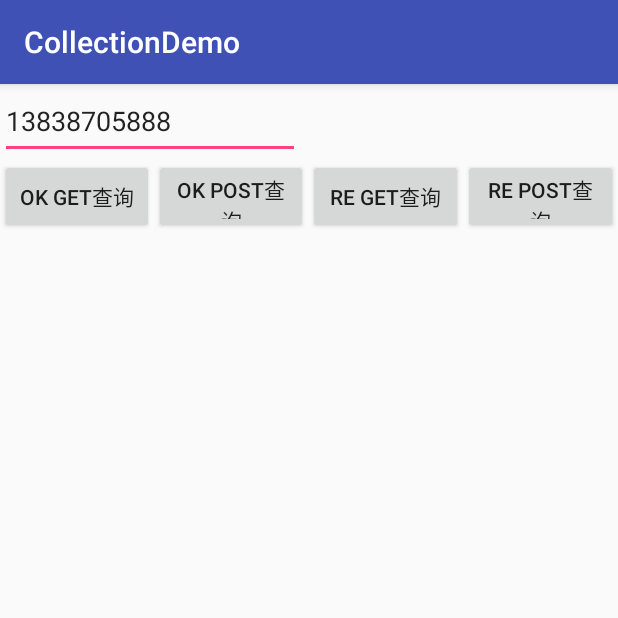
After one commit to wapchief/android-CollectionDemo, an Android app: the OkhttpRetrofitActivity screen opened directly, with no data from a screen before it, on a phone screen of 412 x 824 dp, the top half of it. The commit adds this screen. Run offline under Robolectric (Android 15) with nearby library versions, the phone set to English and light mode, and no system bars; our stand-ins replace ButterKnife; libraries missing offline, so code that uses them is left out: com.zhy.http, retrofit2.adapter.rxjava.

Commit message:
okhttp+retrofit网络访问请求+Gson解析

```diff
--- /dev/null
+++ b/app/src/main/java/wapchief/com/collectiondemo/activity/OkhttpRetrofitActivity.java
@@ -0,0 +1,255 @@
+package wapchief.com.collectiondemo.activity;
+
+import android.os.Bundle;
+import android.support.annotation.Nullable;
+import android.support.v7.app.AppCompatActivity;
+import android.util.Log;
+import android.view.View;
+import android.widget.Button;
+import android.widget.EditText;
+import android.widget.TextView;
+import android.widget.Toast;
+
+import com.google.gson.Gson;
+import com.zhy.http.okhttp.OkHttpUtils;
+import com.zhy.http.okhttp.callback.StringCallback;
+
+import java.io.IOException;
+import java.util.List;
+
+import butterknife.BindView;
+import butterknife.ButterKnife;
+import butterknife.OnClick;
+import okhttp3.HttpUrl;
+import okhttp3.OkHttpClient;
+import okhttp3.ResponseBody;
+import retrofit2.Call;
+import retrofit2.Callback;
+import retrofit2.Response;
+import retrofit2.Retrofit;
+import retrofit2.adapter.rxjava.RxJavaCallAdapterFactory;
+import retrofit2.converter.gson.GsonConverterFactory;
+import retrofit2.converter.scalars.ScalarsConverterFactory;
+import wapchief.com.collectiondemo.R;
+import wapchief.com.collectiondemo.bean.APi;
+import wapchief.com.collectiondemo.bean.NewBeans;
+import wapchief.com.collectiondemo.utils.UToasts;
+
+/**
+ * Created by Wu on 2017/2/17 0017 上午 10:55.
+ * 描述：
+ */
+public class OkhttpRetrofitActivity extends AppCompatActivity {
+    @BindView(R.id.bt_okGet)
+    Button btOkGet;
+    @BindView(R.id.bt_okPost)
+    Button btOkPost;
+    @BindView(R.id.bt_reGet)
+    Button btReGet;
+    @BindView(R.id.bt_rePost)
+    Button btRePost;
+    @BindView(R.id.et_http)
+    EditText etHttp;
+    @BindView(R.id.tv)
+    TextView tv;
+    private String utl_ok = "http://apis.juhe.cn/mobile/get?phone=";
+    private String KEY = "&key=6e1ce94fe231e817fb31daec3b3084d0";
+    private String URL;
+    static String host_address = "https://tcc.taobao.com";
+    public static OkHttpClient mClient = new OkHttpClient();
+
+    private static Retrofit sRetrofit;
+
+    List<NewBeans.ResultBean> list;
+    NewBeans newBeans = new NewBeans();
+
+    @Override
+    protected void onCreate(@Nullable Bundle savedInstanceState) {
+        super.onCreate(savedInstanceState);
+        setContentView(R.layout.httptest);
+        ButterKnife.bind(this);
+//        init();
+        URL = utl_ok + etHttp.getText() + KEY;
+        //okhttp
+//        Request.Builder builder=new Request.Builder();
+//        builder.url(host_address + phone).get();
+//        Request request = builder.build();
+//        Call call = mClient.newCall(request);
+//        try {
+//            Response response = call.execute();
+//            ResponseBody body = response.body();
+//        } catch (IOException e) {
+//            e.printStackTrace();
+//        }
+    }
+
+    private void init() {
+//        et = (EditText) findViewById(R.id.et_http);
+//        tv = (TextView) findViewById(R.id.tv);
+//        bt_okGet = (Button) findViewById(R.id.bt_okGet);
+//        bt_okGet.setOnClickListener(this);
+
+//        bt_okGet.setOnClickListener(new View.OnClickListener() {
+//            @Override
+//            public void onClick(View v) {
+////                okhttpGet();
+//                okhttpPost();
+//            }
+//        });
+    }
+
+    Retrofit getsRetrofit() {
+// 1.初始化一个建造者
+        Retrofit.Builder builder = new Retrofit.Builder();
+
+        // 2.添加主机地址
+        builder.baseUrl(HttpUrl.parse(host_address))
+                // .client(mOkHttpClient)可以使用指定的OkHttpClient
+                // 3.添加数据转换工厂
+                .addConverterFactory(ScalarsConverterFactory.create())// 处理基本数据类型
+                .addConverterFactory(GsonConverterFactory.create())// 处理gson数据类型
+                .addCallAdapterFactory(RxJavaCallAdapterFactory.create());//添加回调的适配器，RxJava的回调形式（即非callback的形式）;
+
+        // 4.生成配置好的retrofit
+        return builder.build();
+    }
+
+    public void urltest() {
+        Retrofit retrofit = new Retrofit.Builder()
+                .baseUrl(utl_ok + etHttp.getText() + KEY)//这里填入主机的地址
+                .build();
+        APi aPi = retrofit.create(APi.class);
+        Log.e("-----------------api", aPi.toString());
+        final Call<ResponseBody> call = aPi.listRepos(etHttp.getText().toString());
+        Log.e("-----------------call", call.request().body().toString());
+        Log.e("Alex", "body是" + call.request().body() + " url是" + call.request().url() + "  method是" + call.request().method());
+
+        new Thread() {
+
+            @Override
+            public void run() {
+                Response<ResponseBody> bodyResponse = null;
+                try {
+                    bodyResponse = call.execute();
+                } catch (IOException e) {
+                    Toast.makeText(OkhttpRetrofitActivity.this, "加载失败", Toast.LENGTH_SHORT).show();
+                }
+                final String body = bodyResponse.body().toString();
+                Log.e("-----------body", body.toString());
+                tv.setText(body);
+
+                super.run();
+
+            }
+        }.start();
+        call.enqueue(new Callback<ResponseBody>() {
+            public void onResponse(Call<ResponseBody> call, Response<ResponseBody> response) {
+                try {
+                    Log.i("--------------Alex", "成功" + response.body().toString());
+                } catch (Exception e) {
+                    e.printStackTrace();
+                }
+            }
+
+            @Override
+            public void onFailure(Call<ResponseBody> call, Throwable t) {
+                Log.i("-----------------Alex", "失败", t);
+
+            }
+
+        });
+    }
+
+    public void okhttpGet() {
+        OkHttpUtils.get()
+                .url(URL)
+                .addParams("phone", etHttp.getText().toString())
+                .build()
+                .execute(new StringCallback() {
+                    @Override
+                    public void onError(okhttp3.Call call, Exception e, int id) {
+                        UToasts.showShort(OkhttpRetrofitActivity.this, "请求失败:" + e.getMessage().toString());
+                    }
+
+                    @Override
+                    public void onResponse(String response, int id) {
+//                        UToasts.showShort(OkhttpRetrofitActivity.this,"响应成功:"+response+"==="+id);
+//                        JSONObject jsonObject=newBeans.getResult();
+//                        tv.setText(response);
+                        Gson gson = new Gson();
+                        NewBeans newBeans = gson.fromJson(response, NewBeans.class);
+                        newBeans.getResult();
+                        UToasts.showLong(OkhttpRetrofitActivity.this, newBeans.getReason());
+
+                        if (newBeans.getResultcode().equals("200")) {
+                            tv.setText(
+                                    "省：" + newBeans.getResult().getProvince().toString()
+                                            + "\n"
+                                            + "市：" + newBeans.getResult().getCity().toString()
+                                            + "\n"
+                                            + "区号：" + newBeans.getResult().getAreacode()
+                                            + "\n"
+                                            + "运营商：" + newBeans.getResult().getCompany());
+                        } else {
+                            tv.setText("手机号码输入有误，查询失败");
+                        }
+                    }
+                });
+
+//        tv.setText();
+
+    }
+
+    public void okhttpPost() {
+        OkHttpUtils.post()
+                .url(URL)
+                .addParams("phone", etHttp.getText().toString())
+                .build()
+                .execute(new StringCallback() {
+                    @Override
+                    public void onError(okhttp3.Call call, Exception e, int id) {
+
+                    }
+
+                    @Override
+                    public void onResponse(String response, int id) {
+                        Gson gson = new Gson();
+                        NewBeans newBeans = gson.fromJson(response, NewBeans.class);
+                        newBeans.getResult();
+                        UToasts.showLong(OkhttpRetrofitActivity.this, newBeans.getReason());
+
+                        if (newBeans.getResultcode().equals("200")) {
+                            tv.setText(
+                                    "省：" + newBeans.getResult().getProvince().toString()
+                                            + "\n"
+                                            + "市：" + newBeans.getResult().getCity().toString()
+                                            + "\n"
+                                            + "区号：" + newBeans.getResult().getAreacode()
+                                            + "\n"
+                                            + "运营商：" + newBeans.getResult().getCompany());
+                        } else {
+                            tv.setText("手机号码输入有误，查询失败");
+                        }
+
+                    }
+                });
+
+    }
+
+    @OnClick({R.id.bt_okGet, R.id.bt_okPost, R.id.bt_reGet, R.id.bt_rePost})
+    public void onClick(View view) {
+        switch (view.getId()) {
+            case R.id.bt_okGet:
+                okhttpGet();
+                break;
+            case R.id.bt_okPost:
+                okhttpPost();
+                break;
+            case R.id.bt_reGet:
+                break;
+            case R.id.bt_rePost:
+                break;
+        }
+    }
+
+}
--- a/app/src/main/java/wapchief/com/collectiondemo/bean/APi.java
+++ b/app/src/main/java/wapchief/com/collectiondemo/bean/APi.java
@@ -1,6 +1,8 @@
 package wapchief.com.collectiondemo.bean;
 
+import okhttp3.ResponseBody;
 import retrofit2.Call;
+import retrofit2.Response;
 import retrofit2.http.GET;
 import retrofit2.http.Query;
 import wapchief.com.collectiondemo.bean.NewBeans;
@@ -11,6 +13,8 @@ import wapchief.com.collectiondemo.bean.NewBeans;
  */
 public interface APi {
 //    @Headers({"6e1ce94fe231e817fb31daec3b3084d0","Content-Type:application/json"})
-    @GET("mobile/git")
-    Call<NewBeans> getiphone(@Query("phone") String phone, @Query("key") String key);
+    @GET("/mobile/get")
+    Call<NewBeans> getphone(@Query("phone") String phone);
+
+    Call<ResponseBody> listRepos(@Query("tel") String phone);
 }
--- /dev/null
+++ b/app/src/main/res/layout/httptest.xml
@@ -0,0 +1,50 @@
+<?xml version="1.0" encoding="utf-8"?>
+<LinearLayout xmlns:android="http://schemas.android.com/apk/res/android"
+    android:layout_width="match_parent"
+    android:layout_height="match_parent"
+    android:orientation="vertical">
+
+    <EditText
+        android:id="@+id/et_http"
+        android:layout_width="200dp"
+        android:layout_height="50dp"
+        android:text="13838705888" />
+    <LinearLayout
+        android:layout_width="match_parent"
+        android:layout_height="50dp"
+        android:orientation="horizontal"
+        android:gravity="center">
+
+    <Button
+        android:id="@+id/bt_okGet"
+        android:layout_width="0dp"
+        android:layout_height="50dp"
+        android:layout_weight="1"
+        android:text="ok get查询" />
+        <Button
+            android:id="@+id/bt_okPost"
+            android:layout_width="0dp"
+            android:layout_height="50dp"
+            android:layout_weight="1"
+            android:text="ok post查询" />
+
+        <Button
+            android:id="@+id/bt_reGet"
+            android:layout_width="0dp"
+            android:layout_height="50dp"
+            android:layout_weight="1"
+            android:text="re get查询" />
+        <Button
+            android:id="@+id/bt_rePost"
+            android:layout_width="0dp"
+            android:layout_height="50dp"
+            android:layout_weight="1"
+            android:text="re Post查询" />
+    </LinearLayout>
+
+    <TextView
+        android:id="@+id/tv"
+        android:layout_width="match_parent"
+        android:layout_height="0dp"
+        android:layout_weight="1" />
+</LinearLayout>
--- a/app/src/main/res/layout/recycler_view.xml
+++ b/app/src/main/res/layout/recycler_view.xml
@@ -12,7 +12,8 @@
     android:gravity="center"
     android:textColor="@color/white"
     android:background="@color/theme_lanse"
-    android:text="RecyclerView+SwipeRefreshLayout"/>
+    android:text="RecyclerView+SwipeRefreshLayout"
+    android:textAllCaps="false"/>
  <RelativeLayout
      android:id="@+id/view_relat"
      android:layout_width="match_parent"
--- a/app/src/main/res/layout/search_page.xml
+++ b/app/src/main/res/layout/search_page.xml
@@ -11,7 +11,8 @@
         android:gravity="center"
         android:textColor="@color/white"
         android:background="@color/theme_lanse"
-        android:text="FlowLayout"/>
+        android:text="FlowLayout"
+        android:textAllCaps="false"/>
     <LinearLayout
         android:layout_width="match_parent"
         android:layout_height="match_parent"
```
Also changed, not shown: app/src/main/java/wapchief/com/collectiondemo/bean/NewBeans.java (+28 -5 lines), app/src/main/res/layout/activity_main.xml (+11 -6 lines), app/src/main/res/mipmap-hdpi/loading.png (added).
